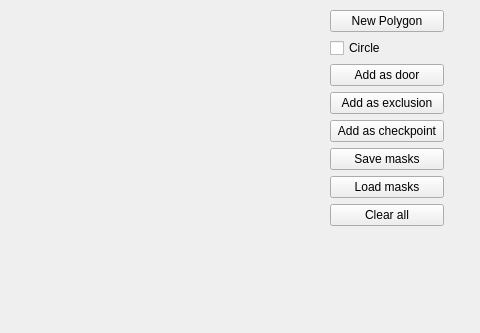
This is src/Debugging/MainConfigurationWindow.ui in GroupDenseKitchen/KitchenOccupation as Qt 5 draws it before an edit; both pictures show x 320 to 800 and y 0 to 333 of the 800 by 720 pixel window. The edited form follows.
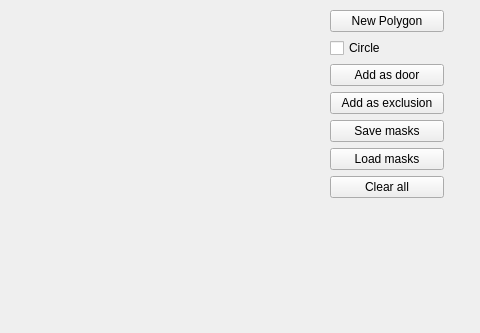
This is the edited form.

Commit message: Configuration in User manual

Patch:
```diff
--- a/src/Debugging/MainConfigurationWindow.ui
+++ b/src/Debugging/MainConfigurationWindow.ui
@@ -102,13 +102,6 @@
       </property>
      </widget>
     </item>
-    <item>
-     <widget class="QPushButton" name="addAsCheckpointButton">
-      <property name="text">
-       <string>Add as checkpoint</string>
-      </property>
-     </widget>
-    </item>
     <item>
      <widget class="QPushButton" name="saveMasksButton">
       <property name="text">
```
The commit also changes 5 other files.
